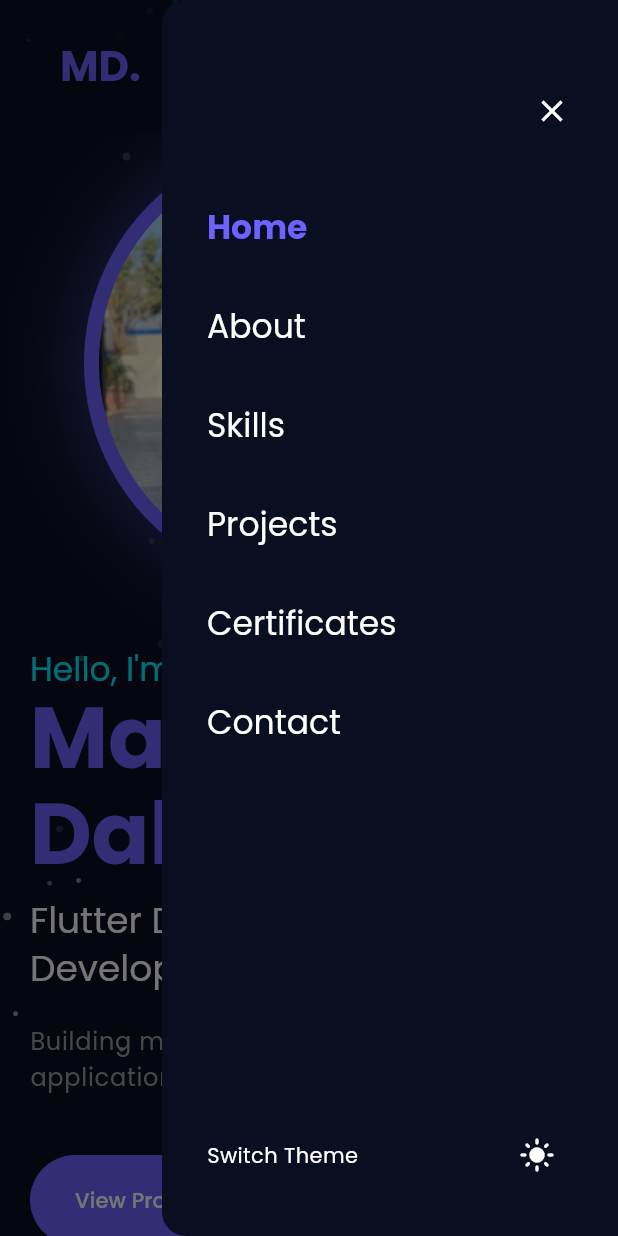
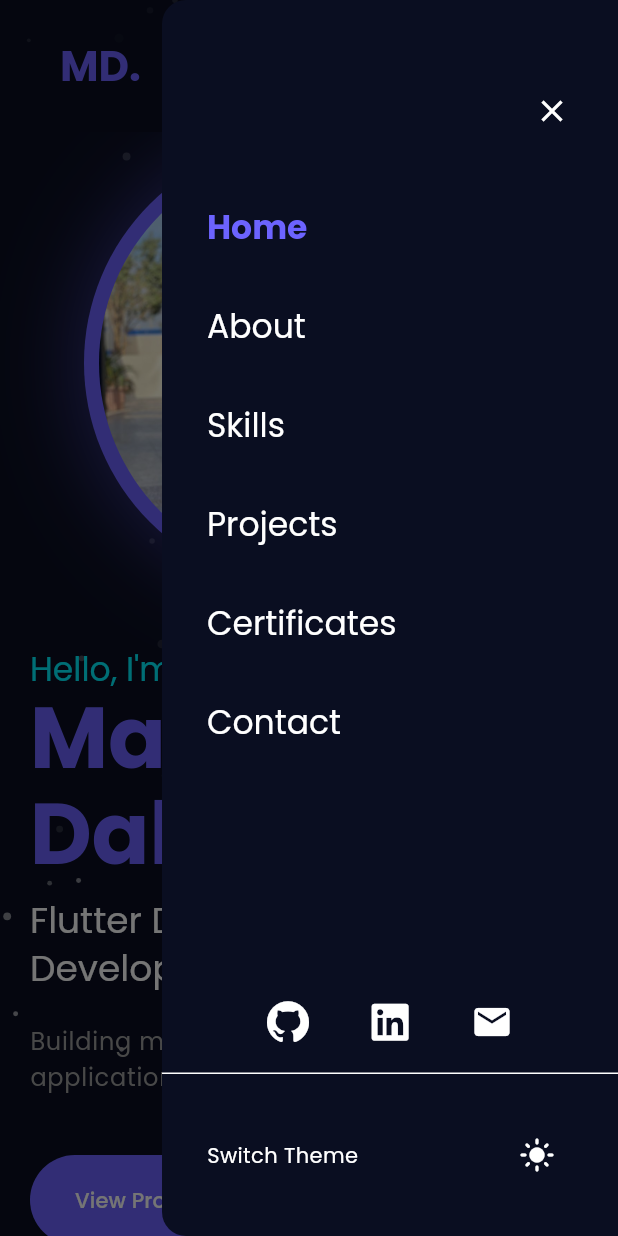
Before and after one commit to MahmoudDahy11/protfolio, a Flutter app: the screen it shows after launch, with the side drawer open, on a phone screen of 412 x 824 dp. Run offline on Flutter 3.47's test engine with Material 3 defaults, Android fonts, the phone set to English and light mode, and no system bars; drawn by our look-alikes of flutter_animate; our stand-ins replace equatable, flutter_bloc, font_awesome_flutter, go_router, google_fonts, shared_preferences.

Commit message:
feat: add mobile drawer with navigation items, social links, and theme toggle functionality.

```diff
--- a/lib/features/portfolio/presentation/widgets/mobile_drawer.dart
+++ b/lib/features/portfolio/presentation/widgets/mobile_drawer.dart
@@ -1,6 +1,9 @@
 import 'package:flutter/material.dart';
 import 'package:flutter_bloc/flutter_bloc.dart';
+import 'package:font_awesome_flutter/font_awesome_flutter.dart';
+import 'package:url_launcher/url_launcher.dart';
 import '../../../../core/theme/app_theme.dart';
+import '../../../../core/utils/constants.dart';
 import '../cubit/theme_cubit.dart';
 
 class MobileDrawer extends StatelessWidget {
@@ -65,6 +68,37 @@ class MobileDrawer extends StatelessWidget {
           }),
           const Spacer(),
           Padding(
+            padding: const EdgeInsets.symmetric(horizontal: 30.0, vertical: 10),
+            child: Row(
+              mainAxisAlignment: MainAxisAlignment.center,
+              children: [
+                IconButton(
+                  icon: const FaIcon(FontAwesomeIcons.github, size: 28),
+                  onPressed: () => launchUrl(Uri.parse(AppConstants.githubUrl)),
+                  color: isDark ? Colors.white : Colors.black,
+                  tooltip: 'GitHub',
+                ),
+                const SizedBox(width: 20),
+                IconButton(
+                  icon: const FaIcon(FontAwesomeIcons.linkedin, size: 28),
+                  onPressed: () =>
+                      launchUrl(Uri.parse(AppConstants.linkedinUrl)),
+                  color: isDark ? Colors.white : Colors.black,
+                  tooltip: 'LinkedIn',
+                ),
+                const SizedBox(width: 20),
+                IconButton(
+                  icon: const Icon(Icons.email, size: 28),
+                  onPressed: () =>
+                      launchUrl(Uri.parse('mailto:${AppConstants.email}')),
+                  color: isDark ? Colors.white : Colors.black,
+                  tooltip: 'Email',
+                ),
+              ],
+            ),
+          ),
+          const Divider(thickness: 1, height: 1),
+          Padding(
             padding: const EdgeInsets.all(30.0),
             child: Row(
               children: [
```
